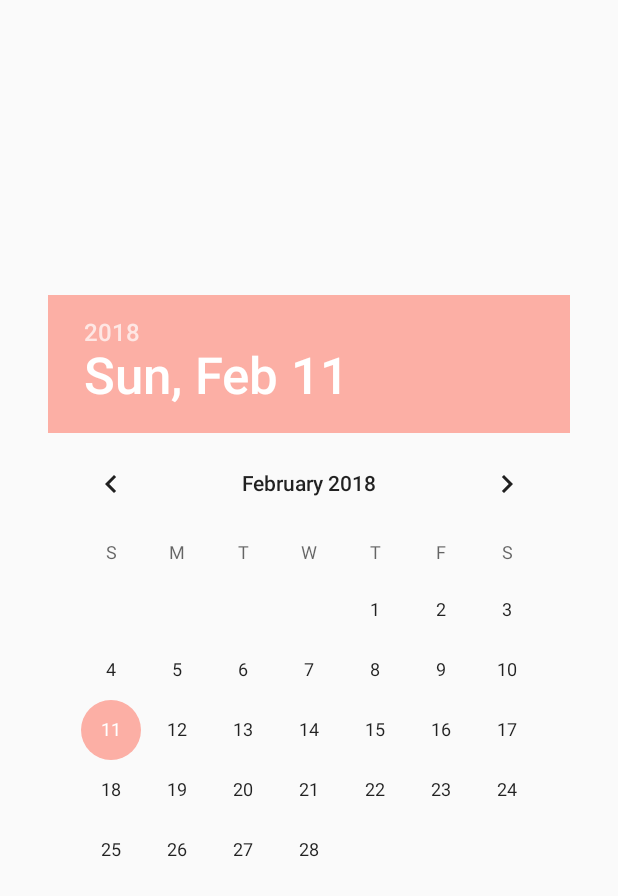
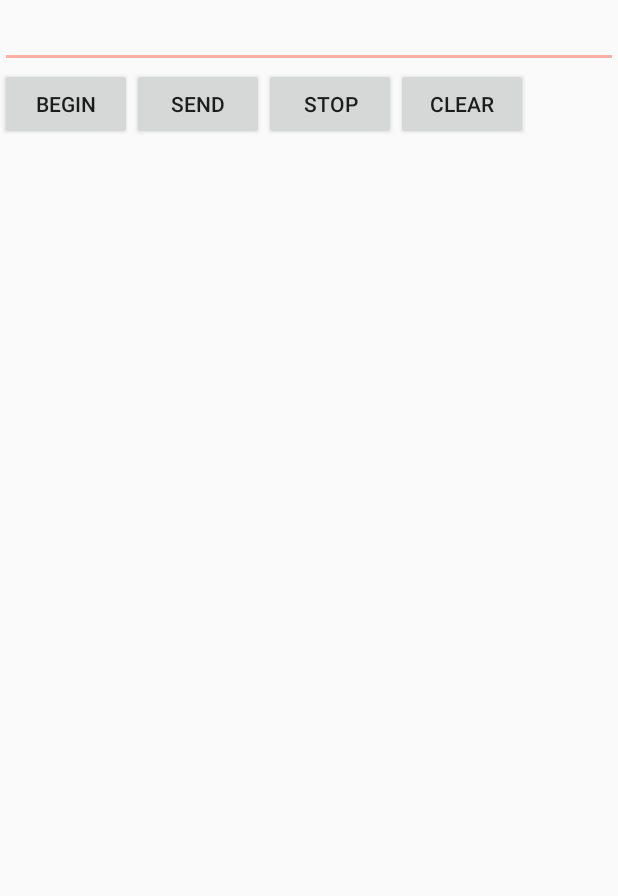
Before and after one commit to thomasnakagawa/System-Hacks-18, an Android app: the layout activity_arduino.xml on its own in the app's theme, with its tools: preview values and no code run, on a phone screen of 412 x 824 dp. Shown: the top 896 px of the screen. Run offline under Robolectric (Android 15) with nearby library versions, the phone set to English and light mode, and no system bars.

Commit message:
Final commit of the hackthon

```diff
--- a/Loveathonapp/app/src/main/AndroidManifest.xml
+++ b/Loveathonapp/app/src/main/AndroidManifest.xml
@@ -22,6 +22,7 @@
                 <category android:name="android.intent.category.LAUNCHER" />
             </intent-filter>
         </activity>
+
     </application>
 
 </manifest>
--- a/Loveathonapp/app/src/main/res/layout/activity_arduino.xml
+++ b/Loveathonapp/app/src/main/res/layout/activity_arduino.xml
@@ -9,13 +9,67 @@
         android:layout_width="match_parent"
         android:layout_height="match_parent">
 
-
-        <DatePicker
-            android:id="@+id/datePicker"
+        <EditText
             android:layout_width="wrap_content"
             android:layout_height="wrap_content"
-            android:layout_centerHorizontal="true"
-            android:layout_centerVertical="true" />
+            android:id="@+id/editText"
+            android:layout_alignParentTop="true"
+            android:layout_alignParentRight="true"
+            android:layout_alignParentEnd="true"
+            android:layout_alignParentLeft="true"
+            android:layout_alignParentStart="true" />
+
+        <Button
+            android:layout_width="wrap_content"
+            android:layout_height="wrap_content"
+            android:text="Begin"
+            android:id="@+id/buttonStart"
+            android:layout_below="@+id/editText"
+            android:layout_alignParentLeft="true"
+            android:layout_alignParentStart="true"
+            android:onClick="onClickStart"/>
+
+        <Button
+            android:layout_width="wrap_content"
+            android:layout_height="wrap_content"
+            android:text="Send"
+            android:id="@+id/buttonSend"
+            android:onClick="onClickSend"
+            android:layout_below="@+id/editText"
+            android:layout_toRightOf="@+id/buttonStart"
+            android:layout_toEndOf="@+id/buttonStart" />
+
+        <TextView
+            android:layout_width="wrap_content"
+            android:layout_height="wrap_content"
+            android:id="@+id/textView"
+            android:layout_below="@+id/buttonSend"
+            android:layout_alignParentLeft="true"
+            android:layout_alignParentStart="true"
+            android:layout_alignRight="@+id/editText"
+            android:layout_alignEnd="@+id/editText"
+            android:layout_alignParentBottom="true" />
+
+        <Button
+            android:layout_width="wrap_content"
+            android:layout_height="wrap_content"
+            android:text="Stop"
+            android:id="@+id/buttonStop"
+            android:layout_below="@+id/editText"
+            android:layout_toRightOf="@+id/buttonSend"
+            android:layout_toEndOf="@+id/buttonSend"
+            android:onClick="onClickStop"/>
+
+        <Button
+            android:layout_width="wrap_content"
+            android:layout_height="wrap_content"
+            android:text="Clear"
+            android:id="@+id/buttonClear"
+            android:layout_below="@+id/editText"
+            android:layout_toRightOf="@+id/buttonStop"
+            android:layout_toEndOf="@+id/buttonStop"
+            android:onClick="onClickClear"/>
+
     </RelativeLayout>
 
 </android.support.constraint.ConstraintLayout>
```
Also changed, not shown: Loveathonapp/app/src/main/java/systems/lightspeed/love_a_thon_app/ArduinoActivity.java (+47 -36 lines), Loveathonapp/app/src/main/java/systems/lightspeed/love_a_thon_app/MainActivity.java (+36 -30 lines), Loveathonapp/app/src/main/res/layout/activity_startup.xml (+0 -14 lines), 1 other file.
